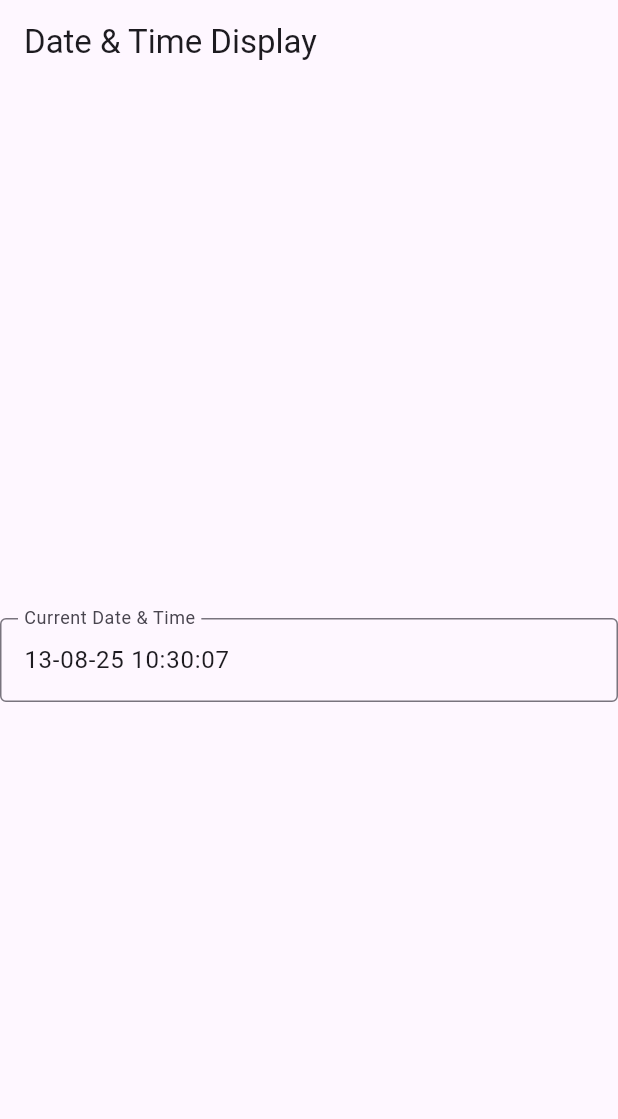
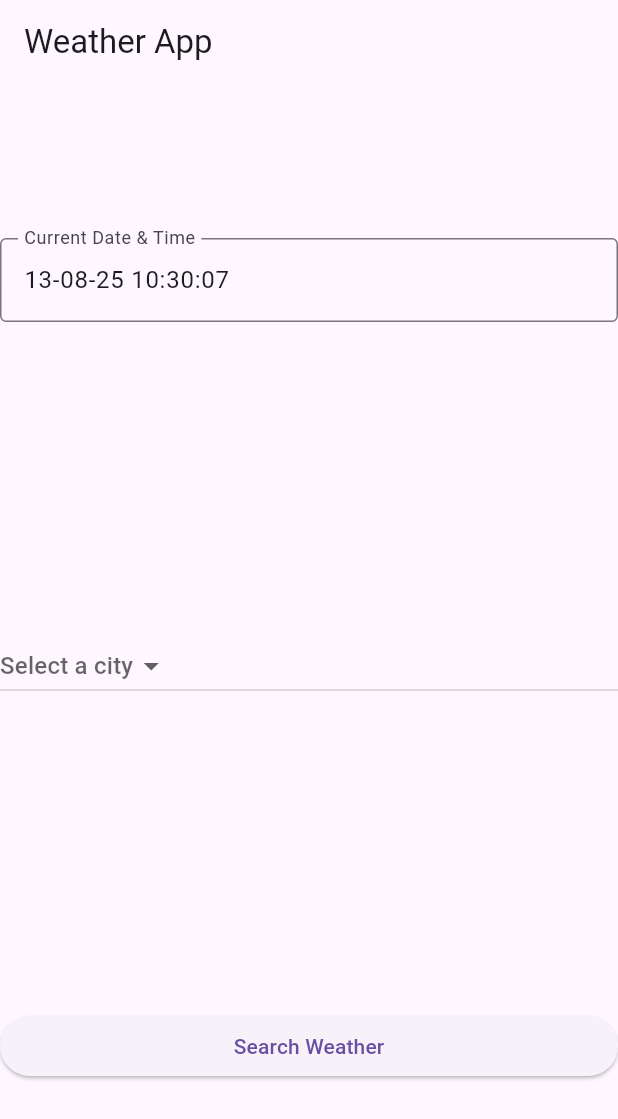
Before and after one commit to ppedro20/weather_app, a Flutter app: the screen it shows after launch, on a phone screen of 412 x 824 dp. Shown: the top 1119 px of the screen. Run offline on Flutter 3.47's test engine with Material 3 defaults, Android fonts, the phone set to English and light mode, and no system bars; our stand-ins replace flutter_dotenv, logger.

Commit message:
feat: city list dropdown + button to search

```diff
--- /dev/null
+++ b/lib/date.dart
@@ -0,0 +1,16 @@
+import 'dart:async';
+import 'package:intl/intl.dart';
+
+class DateHelper {
+  static String getCurrentDateTime() {
+    final now = DateTime.now();
+    final formatter = DateFormat('dd-MM-yy HH:mm:ss');
+    return formatter.format(now);
+  }
+
+  static Timer startTimer(Function(String) onTimeUpdate) {
+    return Timer.periodic(const Duration(seconds: 1), (Timer t) {
+      onTimeUpdate(getCurrentDateTime());
+    });
+  }
+}
--- a/lib/main.dart
+++ b/lib/main.dart
@@ -1,17 +1,33 @@
+import 'package:flutter/material.dart';
+import 'date.dart';
 import 'dart:async';
-import 'package:intl/intl.dart';
-import 'package:flutter/material.dart';
+import 'package:logger/logger.dart';
+import 'package:flutter_dotenv/flutter_dotenv.dart';
+
+final logger = Logger();
+
+final apiKey = dotenv.env['WEATHER_API_KEY'];
 
 void main() {
-  runApp(MyApp());
+  runApp(const MyApp());
 }
+
+final Map<String, int> cityID = {
+  'Lisboa': 2267056,
+  'Leiria': 2267094,
+  'Coimbra': 2740636,
+  'Porto': 2735941,
+  'Faro': 2268337,
+};
+
+String? _selectedCity;
 
 class MyApp extends StatelessWidget {
   const MyApp({super.key});
 
   @override
   Widget build(BuildContext context) {
-    return MaterialApp(home: DateTimeDisplay());
+    return const MaterialApp(home: DateTimeDisplay());
   }
 }
 
@@ -24,36 +40,71 @@ class DateTimeDisplay extends StatefulWidget {
 
 class DateTimeDisplayState extends State<DateTimeDisplay> {
   String _dateTimeString = '';
+  late Timer _timer;
 
   @override
   void initState() {
     super.initState();
-    _updateTime();
-    Timer.periodic(Duration(seconds: 1), (Timer t) => _updateTime());
+    _dateTimeString = DateHelper.getCurrentDateTime();
+    _timer = DateHelper.startTimer((newTime) {
+      setState(() {
+        _dateTimeString = newTime;
+      });
+    });
   }
 
-  void _updateTime() {
-    final now = DateTime.now();
-    final formatter = DateFormat('dd-MM-yy HH:mm:ss');
-    setState(() {
-      _dateTimeString = formatter.format(now);
-    });
+  @override
+  void dispose() {
+    _timer.cancel();
+    super.dispose();
   }
 
   @override
   Widget build(BuildContext context) {
     return Scaffold(
-      appBar: AppBar(title: Text("Date & Time Display")),
+      appBar: AppBar(title: const Text("Weather App")),
       body: Center(
-        child: TextField(
-          readOnly: true,
-          decoration: InputDecoration(
-            labelText: "Current Date & Time",
-            border: OutlineInputBorder(),
-          ),
-          controller: TextEditingController(text: _dateTimeString),
+        child: Column(
+          mainAxisAlignment: MainAxisAlignment.spaceAround,
+          crossAxisAlignment: CrossAxisAlignment.stretch,
+          children: [
+            //Display current date and time
+            _buildReadOnlyField("Current Date & Time", _dateTimeString),
+
+            //City selection dropdown
+            DropdownButton<String>(
+              hint: const Text("Select a city"),
+              value: _selectedCity,
+              items: cityID.keys.map((String city) {
+                return DropdownMenuItem<String>(value: city, child: Text(city));
+              }).toList(),
+              onChanged: (String? newCity) {
+                setState(() {
+                  _selectedCity = newCity;
+                });
+                logger.i("Selected city: $newCity, ID: ${cityID[newCity]}");
+              },
+            ),
+
+            //Button to search weather
+            ElevatedButton(
+              onPressed: () => logger.i("Searched for weather in $_selectedCity"),
+              child: const Text("Search Weather"),
+            ),
+          ],
         ),
       ),
     );
   }
+
+  Widget _buildReadOnlyField(String label, String value) {
+    return TextField(
+      readOnly: true,
+      decoration: InputDecoration(
+        labelText: label,
+        border: const OutlineInputBorder(),
+      ),
+      controller: TextEditingController(text: value),
+    );
+  }
 }
--- a/pubspec.yaml
+++ b/pubspec.yaml
@@ -35,6 +35,8 @@ dependencies:
   # Use with the CupertinoIcons class for iOS style icons.
   cupertino_icons: ^1.0.8
   intl: ^0.18.0
+  logger: ^2.4.0
+  flutter_dotenv: ^5.0.2
 
 dev_dependencies:
   flutter_test:
```
Also changed, not shown: pubspec.lock, 1 other file.
